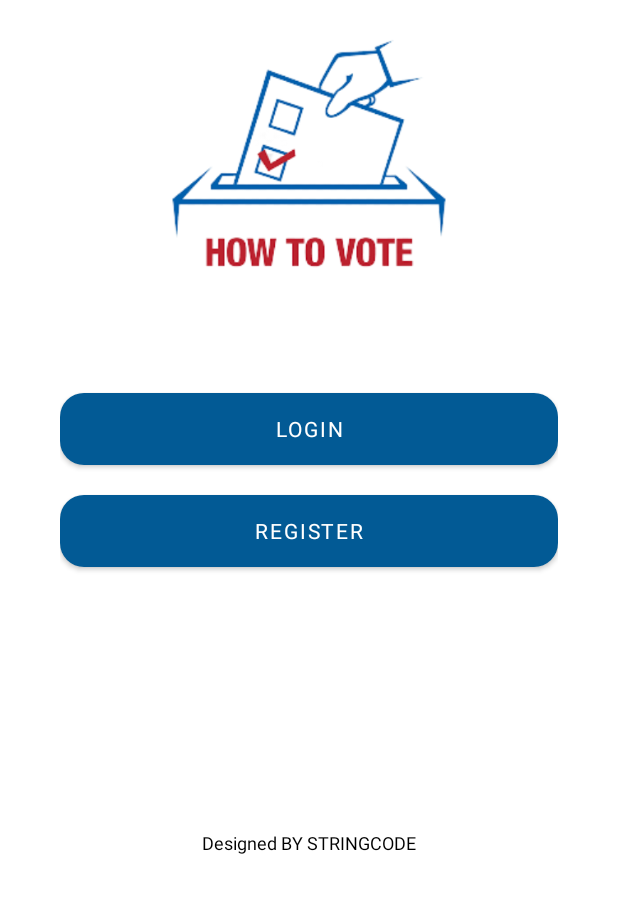
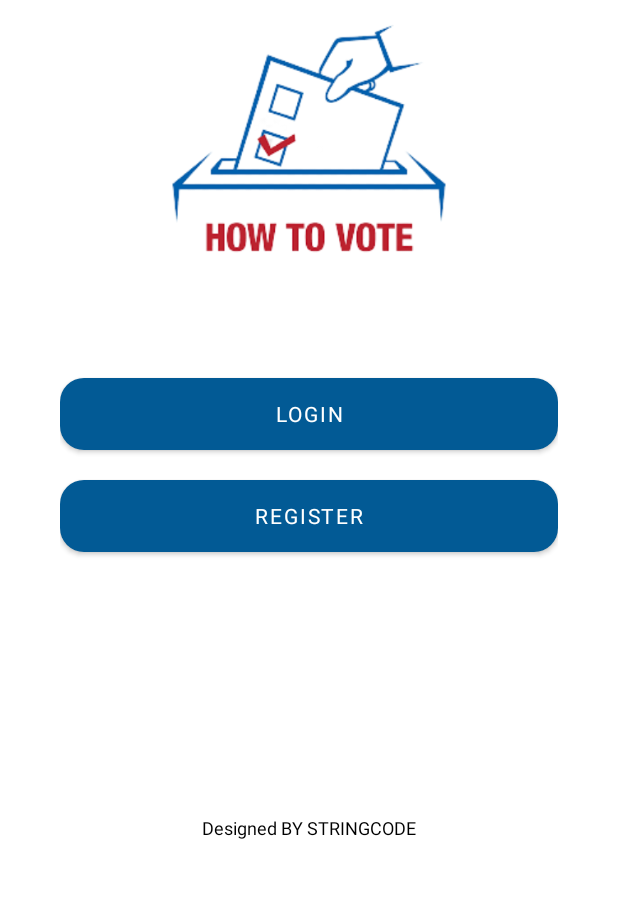
Before and after one commit to IdiFavour/VotingCal, an Android app: the screen it shows after launch (LoginandReg), on a phone screen of 412 x 824 dp, the part 300-1213 px from its top. Run offline under Robolectric (Android 15) with nearby library versions, the light colour scheme and no system bars; Roboto replaces fonts that are not available here.

Commit message:
new uploads

```diff
--- a/app/src/main/res/layout/activity_loginand_reg.xml
+++ b/app/src/main/res/layout/activity_loginand_reg.xml
@@ -24,7 +24,7 @@
         android:gravity="center"
         android:layout_marginStart="40dp"
         android:layout_marginEnd="40dp"
-        android:layout_height="500dp">
+        android:layout_height="480dp">
 
         <ImageView
             android:layout_width="200dp"
```
